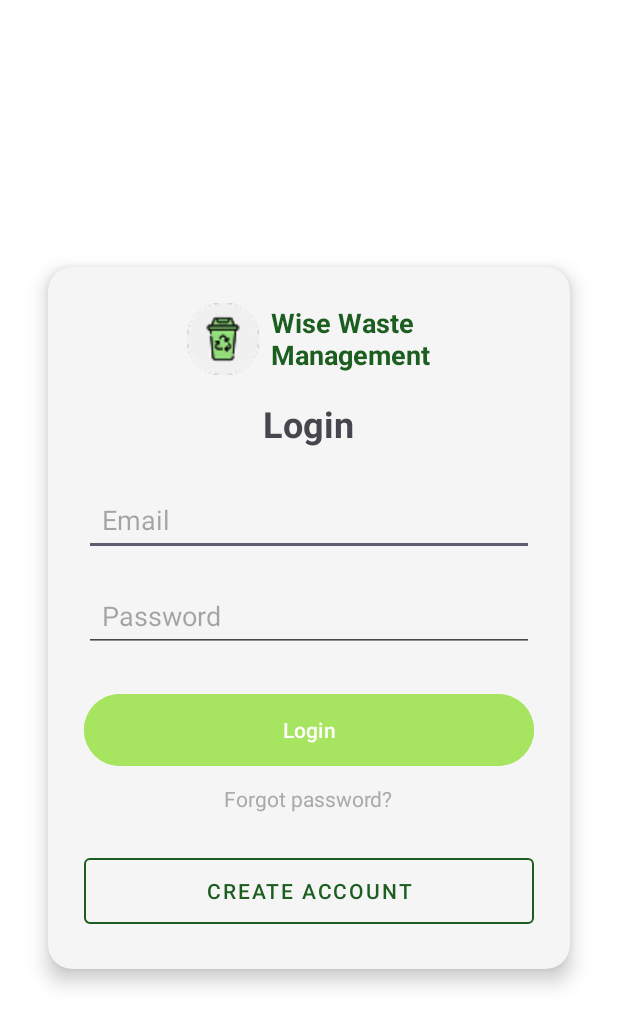
After one commit to ei-she/WasteSegregationApp, an Android app: the layout fragment_login.xml on its own in the app's theme, with its tools: preview values and no code run, on a phone screen of 412 x 824 dp. The commit adds this screen. Shown: the top 1026 px of the screen. Run offline under Robolectric (Android 15) with nearby library versions, the phone set to English and light mode, and no system bars.

Commit message:
Updated App WIP

```diff
--- /dev/null
+++ b/app/src/main/res/drawable/ic_bell_notification.xml
@@ -0,0 +1,5 @@
+<vector xmlns:android="http://schemas.android.com/apk/res/android" android:height="24dp" android:tint="#000000" android:viewportHeight="24" android:viewportWidth="24" android:width="24dp">
+
+    <path android:fillColor="@android:color/white" android:pathData="M12,22c1.1,0 2,-0.9 2,-2h-4c0,1.1 0.9,2 2,2zM18,16v-5c0,-3.07 -1.63,-5.64 -4.5,-6.32L13.5,4c0,-0.83 -0.67,-1.5 -1.5,-1.5s-1.5,0.67 -1.5,1.5v0.68C7.64,5.36 6,7.92 6,11v5l-2,2v1h16v-1l-2,-2zM16,17L8,17v-6c0,-2.48 1.51,-4.5 4,-4.5s4,2.02 4,4.5v6z"/>
+
+</vector>
--- /dev/null
+++ b/app/src/main/res/layout/fragment_login.xml
@@ -0,0 +1,122 @@
+<?xml version="1.0" encoding="utf-8"?>
+<androidx.constraintlayout.widget.ConstraintLayout
+    xmlns:android="http://schemas.android.com/apk/res/android"
+    xmlns:app="http://schemas.android.com/apk/res-auto"
+    xmlns:tools="http://schemas.android.com/tools"
+    android:layout_width="match_parent"
+    android:layout_height="match_parent"
+    android:background="@android:color/white"
+    tools:context=".LoginFragment">
+
+    <androidx.cardview.widget.CardView
+        android:layout_width="0dp"
+        android:layout_height="wrap_content"
+        android:layout_marginStart="32dp"
+        android:layout_marginEnd="32dp"
+        app:cardCornerRadius="16dp"
+        app:cardElevation="8dp"
+        app:cardBackgroundColor="@color/light_gray_background"
+        app:layout_constraintBottom_toBottomOf="parent"
+        app:layout_constraintEnd_toEndOf="parent"
+        app:layout_constraintStart_toStartOf="parent"
+        app:layout_constraintTop_toTopOf="parent">
+
+        <LinearLayout
+            android:layout_width="match_parent"
+            android:layout_height="wrap_content"
+            android:orientation="vertical"
+            android:padding="24dp">
+
+            <LinearLayout
+                android:layout_width="match_parent"
+                android:layout_height="wrap_content"
+                android:gravity="center"
+                android:layout_marginBottom="16dp"
+                android:orientation="horizontal">
+
+                <ImageView
+                    android:layout_width="48dp"
+                    android:layout_height="48dp"
+                    android:src="@drawable/logo"
+                    android:contentDescription="@string/logo_desc" />
+
+                <TextView
+                    android:layout_width="wrap_content"
+                    android:layout_height="wrap_content"
+                    android:layout_marginStart="8dp"
+                    android:text="@string/app_name_management"
+                    android:textColor="@color/login_green_text"
+                    android:textSize="18sp"
+                    android:textStyle="bold" />
+            </LinearLayout>
+
+            <TextView
+                android:layout_width="wrap_content"
+                android:layout_height="wrap_content"
+                android:layout_gravity="center_horizontal"
+                android:layout_marginBottom="24dp"
+                android:text="@string/login_header"
+                android:textSize="24sp"
+                android:textStyle="bold" />
+
+            <EditText
+                android:id="@+id/editEmail"
+                android:layout_width="match_parent"
+                android:layout_height="wrap_content"
+                android:layout_marginBottom="16dp"
+                android:hint="@string/hint_email"
+                android:inputType="textEmailAddress"
+                android:textColor="#000000"
+                android:minHeight="48dp"
+                android:paddingStart="12dp"
+                android:paddingEnd="12dp"
+                />
+
+            <EditText
+                android:id="@+id/editPassword"
+                android:layout_width="match_parent"
+                android:layout_height="wrap_content"
+                android:layout_marginBottom="24dp"
+                android:hint="@string/hint_password"
+                android:inputType="textPassword"
+                android:textColor="#000000"
+                android:minHeight="48dp"
+                android:paddingStart="12dp"
+                android:paddingEnd="12dp"
+               />
+
+            <Button
+                android:id="@+id/buttonLogin"
+                android:layout_width="match_parent"
+                android:layout_height="wrap_content"
+                android:text="@string/login_button"
+                android:backgroundTint="@color/login_green_button"
+                android:textColor="@android:color/white"
+                android:minHeight="56dp"
+                android:layout_marginBottom="8dp"/>
+
+            <TextView
+                android:id="@+id/textForgotPassword"
+                android:layout_width="wrap_content"
+                android:layout_height="wrap_content"
+                android:layout_gravity="center_horizontal"
+                android:text="@string/forgot_password"
+                android:textColor="@android:color/darker_gray"
+                android:layout_marginBottom="24dp"
+                android:clickable="true"
+                android:focusable="true"/>
+
+            <Button
+                android:id="@+id/buttonCreateAccount"
+                style="@style/Widget.MaterialComponents.Button.OutlinedButton"
+                android:layout_width="match_parent"
+                android:layout_height="wrap_content"
+                android:text="@string/create_account_button"
+                android:textColor="@color/login_green_text"
+                app:strokeColor="@color/login_green_text"
+                android:minHeight="56dp" />
+
+        </LinearLayout>
+    </androidx.cardview.widget.CardView>
+
+</androidx.constraintlayout.widget.ConstraintLayout>
--- a/app/src/main/res/values/colors.xml
+++ b/app/src/main/res/values/colors.xml
@@ -6,5 +6,12 @@
     <color name="light_gray_background">#F5F5F5</color>
     <color name="card_background_light">#FFFFFF</color>
     <color name="GREEN">#2EB774</color>
-
+    <color name="purple_button_color">#673AB7</color>
+    <color name="light_green_color">#A7E460</color>
+    <color name="progress_bar_color">#673AB7</color>
+    <color name="progress_bar_background">#E0E0E0</color>
+    <color name="warning_red_color">#D32F2F</color>
+    <color name="login_card_background">#F5F5F5</color>
+    <color name="login_green_button">#A7E460</color>
+    <color name="login_green_text">#1B5E20</color>
 </resources>
--- a/app/src/main/res/values/strings.xml
+++ b/app/src/main/res/values/strings.xml
@@ -35,4 +35,13 @@
     <string name="plastic_bottle1">Plastic Bottle</string>
     <string name="plastic_bottle2">Plastic Bottle</string>
     <string name="todo">TODO</string>
+    <string name="warning_bin_full">A bin is nearly full! Check Live Monitoring below.</string>
+    <string name="notification_bell_desc">Notifications</string>
+    <string name="app_name_management">Wise Waste\nManagement</string>
+    <string name="login_header">Login</string>
+    <string name="hint_email">Email</string>
+    <string name="hint_password">Password</string>
+    <string name="login_button">Login</string>
+    <string name="forgot_password">Forgot password?</string>
+    <string name="create_account_button">Create account</string>
 </resources>
--- a/build.gradle.kts
+++ b/build.gradle.kts
@@ -2,4 +2,5 @@
 plugins {
     alias(libs.plugins.android.application) apply false
     alias(libs.plugins.kotlin.android) apply false
+    id("com.google.gms.google-services") version "4.4.1" apply false
 }
```
Also changed, not shown: app/build.gradle.kts (+8 -3 lines), app/src/main/java/com/example/wastesegregationapp/HomeFragment.kt.kt (+7 -1 lines), app/src/main/java/com/example/wastesegregationapp/LoginFragment.kt (added, +147 -0 lines), app/src/main/java/com/example/wastesegregationapp/MainActivity.kt (+85 -5 lines), app/src/main/res/layout/fragment_home.xml (+32 -3 lines), settings.gradle.kts (+10 -2 lines), app/src/main/res/drawable/notification.png (added), 2 other files.
